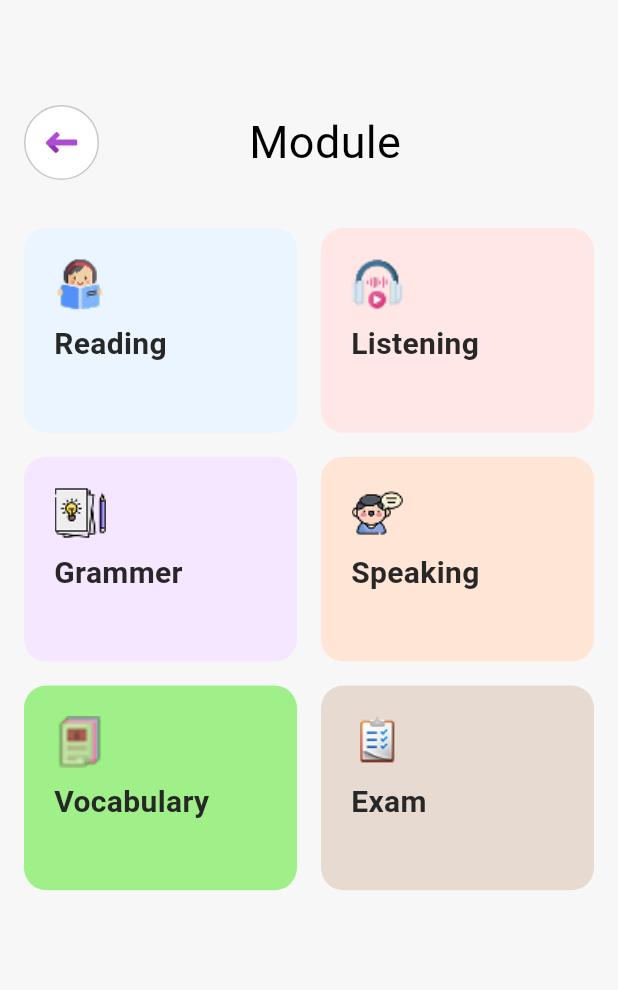
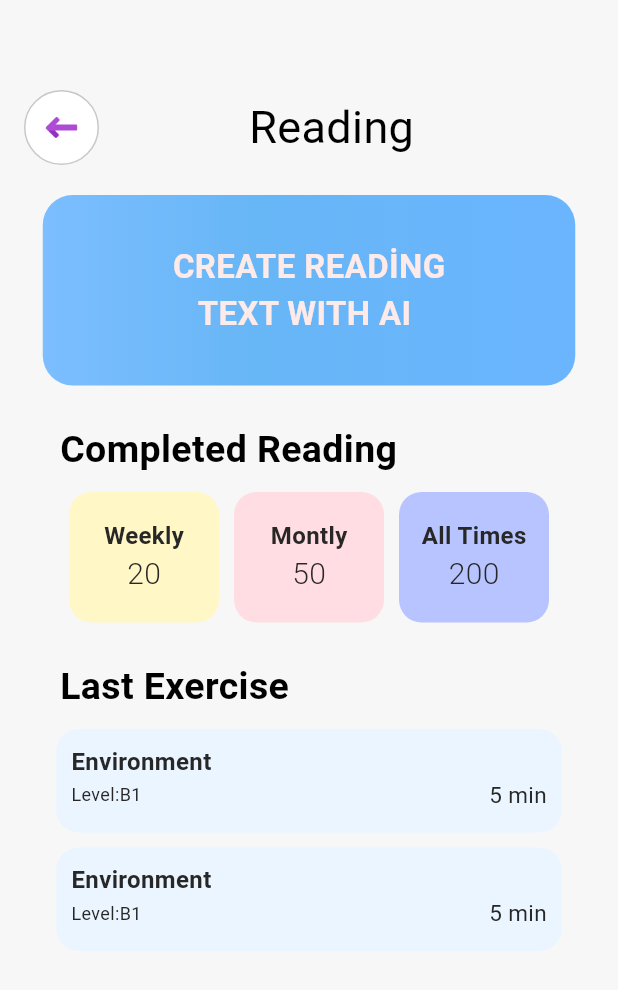
Before and after one commit to bbclubspace/cerebria, a Flutter app: the screen it shows after launch, on a phone screen of 412 x 824 dp. Shown: the top 990 px of the screen. Run offline on Flutter 3.47's test engine with Material 3 defaults, Android fonts, the phone set to English and light mode, and no system bars; our stand-ins replace flutter_svg.

Commit message:
created reading page UI and layout

```diff
--- a/lib/main.dart
+++ b/lib/main.dart
@@ -1,9 +1,9 @@
 import 'package:cerebria/pages/home/main_page.dart';
 import 'package:cerebria/pages/module/module_page.dart';
+import 'package:cerebria/pages/reading/reading_page.dart';
 import 'package:cerebria/routes/routes.dart';
 import 'package:cerebria/pages/auth/login_page.dart';
 import 'package:cerebria/pages/auth/sing_up_page.dart';
-
 import 'package:flutter/material.dart';
 
 
@@ -20,14 +20,17 @@ class MainApp extends StatelessWidget {
       // uygulama çalışında debug diye bir flag oluyor ekranda onu kapadım
       debugShowCheckedModeBanner: false,
       // başlangıç olarak logini belirledim routes sınıfı üzerinden
-      initialRoute: Routes.module_page,
+      initialRoute: Routes.reading_page,
       // uygulama içindeki tüm routelar burada belirtilecek ve yönetilecek
       routes: {
         // drawer ile homepage kontrolü için mainpage de birleştirdim
         Routes.home: (context) => const MainPage(),
         Routes.login: (context) => const LoginPage(),
         Routes.sing_up: (context) => const SignUpPage(),
-        Routes.module_page:(context) => const ModulePage()
+
+        Routes.module_page:(context) => const ModulePage(),
+        Routes.reading_page:(context) => const ReadingPage(),
+
       },
     );
   }
--- a/lib/pages/module/module_page.dart
+++ b/lib/pages/module/module_page.dart
@@ -1,8 +1,11 @@
 import 'package:cerebria/constants/module_item.dart';
 import 'package:cerebria/themes/app_colors.dart';
-import 'package:cerebria/widget/button/app_back_button.dart';
+
 import 'package:flutter/cupertino.dart';
 import 'package:flutter/material.dart';
+
+import '../../widget/button/app_back_button.dart';
+import '../../widget/page_top_item.dart';
 
 class ModulePage extends StatelessWidget {
   const ModulePage({Key? key}) : super(key: key);
@@ -17,6 +20,7 @@ class ModulePage extends StatelessWidget {
         mainAxisAlignment: MainAxisAlignment.start,
         children: [
           SizedBox(height: 70),
+
           Row(
             children: [
               const SizedBox(width: 16),
@@ -31,6 +35,12 @@ class ModulePage extends StatelessWidget {
           const SizedBox(height: 16),
 
           // module grid
+
+          // back button and page name
+          PageTopItem(colors: colors,pageName: "Module",),
+          const SizedBox(height: 16),
+       // module grid
+
           Expanded(
             child: GridView.builder(
               padding: const EdgeInsets.all(16),
--- /dev/null
+++ b/lib/pages/reading/reading_page.dart
@@ -0,0 +1,84 @@
+import 'package:cerebria/themes/app_colors.dart';
+import 'package:cerebria/widget/page_top_item.dart';
+import 'package:flutter/cupertino.dart';
+import 'package:flutter/material.dart';
+import '../../widget/module-item/completed_item.dart';
+import '../../widget/module-item/create_ai_content_container.dart';
+import '../../widget/module-item/last_excercise_item.dart';
+import '../../widget/module-item/title_text.dart';
+
+class ReadingPage extends StatelessWidget {
+  const ReadingPage({Key? key}) : super(key: key);
+
+  @override
+  Widget build(BuildContext context) {
+    final colors = AppColors(isDarkMode: false);
+    return Scaffold(
+      backgroundColor: colors.reading.pageBgColor,
+      body: Column(
+        children: [
+          const SizedBox(height: 60),
+          PageTopItem(colors: colors, pageName: "Reading"),
+          const SizedBox(height: 20),
+          CreateAiContentContainer(
+            // text içeriğini parametre olarak vermeyi deneyebilirsin diğer sayfalarda uğraşmamak için
+            color1: colors.reading.createContainerBgColor1,
+            color2: colors.reading.createContainerBgColor2,
+            color3: colors.reading.createContainerBgColor3,
+            textColor: colors.reading.createContainerTextColor,
+          ),
+          const SizedBox(height: 25),
+
+          //completed reading
+          TitleText(colors: colors, title: "Completed Reading"),
+          const SizedBox(height: 10),
+          Row(
+            mainAxisAlignment: MainAxisAlignment.center,
+            children: [
+              CompletedItem(
+                color: colors.reading.completedContainerBgColor1,
+                title: "Weekly",
+                value: "20",
+                textColor: colors.reading.itemTextColor,
+              ),
+              const SizedBox(width: 10),
+              CompletedItem(
+                color: colors.reading.completedContainerBgColor2,
+                title: "Montly",
+                value: "50",
+                textColor: colors.reading.itemTextColor,
+              ),
+              const SizedBox(width: 10),
+              CompletedItem(
+                color: colors.reading.completedContainerBgColor3,
+                title: "All Times",
+                value: "200",
+                textColor: colors.reading.itemTextColor,
+              ),
+            ],
+          ),
+          const SizedBox(height: 25),
+          // last excercise
+          TitleText(colors: colors, title: "Last Exercise"),
+          const SizedBox(height: 10),
+          // ileride burası listview builder(veri tabanından gelen veri sayısı belli olmayacağı için) ile olacak
+          // burada da text içeriklerini parametre olarak vermeyi ekleyip diğer sayfalarda kolaylık sağlayabilirsin
+          // ekleyebilirsen ekle olmazsa ben eklerim
+          LastExerciseItem(
+            containerBgColor: colors.reading.lastExerciseContainerColor,
+            textColor1: colors.reading.itemTextColor,
+            textColor2: colors.reading.itemLevelTextColor,
+            textColor3: colors.reading.itemDurationTextColor,
+          ),
+          const SizedBox(height: 10),
+          LastExerciseItem(
+            containerBgColor: colors.reading.lastExerciseContainerColor,
+            textColor1: colors.reading.itemTextColor,
+            textColor2: colors.reading.itemLevelTextColor,
+            textColor3: colors.reading.itemDurationTextColor,
+          ),
+        ],
+      ),
+    );
+  }
+}
--- a/lib/routes/routes.dart
+++ b/lib/routes/routes.dart
@@ -4,4 +4,5 @@ class Routes {
   static const String profile = '/profile';
   static const String sing_up = '/sing_up';
   static const String module_page = "/module_page";
+  static const String reading_page = "/reading_page";
 }
--- a/lib/themes/app_colors.dart
+++ b/lib/themes/app_colors.dart
@@ -1,3 +1,5 @@
+
+import 'package:cerebria/themes/reading/reading_colors.dart';
 import 'auth/auth_colors.dart';
 import 'drawer/drawer_colors.dart';
 import 'home/home_colors.dart';
@@ -8,10 +10,12 @@ class AppColors {
   final HomeColors home;
   final DrawerColors drawer;
   final ModuleColors module;
+  final ReadingColors reading;
 
   AppColors({required bool isDarkMode})
       : auth = AuthColors(isDarkMode: isDarkMode),
         home = HomeColors(isDarkMode: isDarkMode),
         drawer = DrawerColors(isDarkMode: isDarkMode),
-        module = ModuleColors(isDarkMode: isDarkMode);
+        module = ModuleColors(isDarkMode: isDarkMode),
+        reading = ReadingColors(isDarkMode: isDarkMode);
 }
--- /dev/null
+++ b/lib/themes/reading/reading_colors.dart
@@ -0,0 +1,26 @@
+import 'package:flutter/cupertino.dart';
+
+class ReadingColors {
+  final bool isDarkMode;
+
+  const ReadingColors({required this.isDarkMode});
+
+  Color get pageBgColor => isDarkMode ? const Color(0xFF121212) : const Color(0xFFF7F7F7);
+  Color get createContainerBgColor1 => isDarkMode ? const Color(0xFF333333) : const Color(0xFF7CBEFF);
+  Color get createContainerBgColor2 => isDarkMode ? const Color(0xFF333333) : const Color(0xFF67B6F6);
+  Color get createContainerBgColor3 => isDarkMode ? const Color(0xFF333333) : const Color(0xFF6AB5FE);
+  Color get createContainerTextColor => isDarkMode ? const Color(0xFF333333) : const Color(0xFFFDEAE9);
+  Color get completedContainerBgColor1 => isDarkMode ? const Color(0xFF333333) : const Color(0xFFFFF7C6);
+  Color get completedContainerBgColor2 => isDarkMode ? const Color(0xFF333333) : const Color(0xFFFFDDE2);
+  Color get completedContainerBgColor3 => isDarkMode ? const Color(0xFF333333) : const Color(0xFFB7C4FF);
+
+  Color get contentTitleTextColor => isDarkMode ? const Color(0xFF333333) : const Color(0xFF000000);
+  Color get itemTextColor => isDarkMode ? const Color(0xFF333333) : const Color(0xFF282727);
+  Color get itemLevelTextColor => isDarkMode ? const Color(0xFF333333) : const Color(0xFF282727);
+  Color get itemDurationTextColor => isDarkMode ? const Color(0xFF333333) : const Color(0xFF282727);
+
+  Color get lastExerciseContainerColor => isDarkMode ?  const Color(0xFF333333) : const Color(0xFFEAF5FF);
+
+
+
+}
--- /dev/null
+++ b/lib/widget/module-item/completed_item.dart
@@ -0,0 +1,49 @@
+import 'package:flutter/cupertino.dart';
+
+class CompletedItem extends StatelessWidget {
+  final Color color;
+  final String title;
+  final String value;
+  final Color textColor;
+
+  const CompletedItem({
+    Key? key,
+    required this.color,
+    required this.title,
+    required this.value,
+    required this.textColor,
+  }) : super(key: key);
+
+  @override
+  Widget build(BuildContext context) {
+    return Container(
+      width: 100,
+      height: 87,
+      decoration: BoxDecoration(
+        color: color,
+        borderRadius: BorderRadius.circular(15),
+      ),
+      child: Column(
+        mainAxisAlignment: MainAxisAlignment.center,
+        children: [
+          Text(
+            title,
+            style: TextStyle(
+              color: textColor,
+              fontSize: 16,
+              fontWeight: FontWeight.bold,
+            ),
+          ),
+          Text(
+            value,
+            style: TextStyle(
+              color: textColor,
+              fontSize: 20,
+              fontWeight: FontWeight.w300,
+            ),
+          ),
+        ],
+      ),
+    );
+  }
+}
--- /dev/null
+++ b/lib/widget/module-item/create_ai_content_container.dart
@@ -0,0 +1,40 @@
+import 'package:flutter/cupertino.dart';
+class CreateAiContentContainer extends StatelessWidget {
+  final Color color1;
+  final Color color2;
+  final Color color3;
+  final Color textColor;
+
+  const CreateAiContentContainer({Key? key, required this.color1, required this.color2, required this.color3, required this.textColor}) : super(key: key);
+
+  @override
+  Widget build(BuildContext context) {
+    return Container(
+      width: 355,
+      height: 127,
+      decoration: BoxDecoration(
+        borderRadius: BorderRadius.circular(20),
+        gradient: LinearGradient(
+          colors: [
+            color1,
+            color2,
+            color3,
+          ],
+          stops: [0.0, 0.40, 0.9],
+          begin: Alignment.centerLeft,
+          end: Alignment.centerRight,
+        ),
+      ),
+      child: Center(
+        child: Text(
+          "CREATE READİNG\n   TEXT WITH AI",
+          style: TextStyle(
+            color: textColor,
+            fontSize: 22,
+            fontWeight: FontWeight.bold,
+          ),
+        ),
+      ),
+    );
+  }
+}
--- /dev/null
+++ b/lib/widget/module-item/last_excercise_item.dart
@@ -0,0 +1,59 @@
+import 'package:flutter/cupertino.dart';
+
+
+class LastExerciseItem extends StatelessWidget {
+  final Color containerBgColor;
+  final Color textColor1;
+  final Color textColor2;
+  final Color textColor3;
+  const LastExerciseItem({Key? key,required this.containerBgColor,required this.textColor1,required this.textColor2, required this.textColor3}) : super(key: key);
+
+  @override
+  Widget build(BuildContext context) {
+    return Container(
+      width: 337,
+      height: 69,
+      decoration: BoxDecoration(
+        color: containerBgColor,
+        borderRadius: BorderRadius.circular(15),
+      ),
+      child: Padding(
+        padding: const EdgeInsets.all(10.0),
+        child: Column(
+          crossAxisAlignment: CrossAxisAlignment.start,
+          children: [
+            Text(
+              "Environment",
+              style: TextStyle(
+                color: textColor1,
+                fontSize: 16,
+                fontWeight: FontWeight.bold,
+              ),
+            ),
+            Row(
+              mainAxisAlignment: MainAxisAlignment.spaceBetween,
+              children: [
+                Text(
+                  "Level:B1",
+                  style: TextStyle(
+                    color: textColor2,
+                    fontSize: 12,
+                    fontWeight: FontWeight.w400,
+                  ),
+                ),
+                Text(
+                  "5 min",
+                  style: TextStyle(
+                    color: textColor3,
+                    fontSize: 15,
+                    fontWeight: FontWeight.w400,
+                  ),
+                ),
+              ],
+            ),
+          ],
+        ),
+      ),
+    );
+  }
+}
--- /dev/null
+++ b/lib/widget/module-item/title_text.dart
@@ -0,0 +1,28 @@
+import 'package:flutter/cupertino.dart';
+
+import '../../themes/app_colors.dart';
+
+class TitleText extends StatelessWidget {
+  final AppColors colors;
+  final String title;
+
+  const TitleText({Key? key, required this.colors, required this.title}) : super(key: key);
+
+  @override
+  Widget build(BuildContext context) {
+    return Padding(
+      padding: const EdgeInsets.only(left: 40),
+      child: Align(
+        alignment: Alignment.centerLeft,
+        child: Text(
+          title,
+          style: TextStyle(
+            color: colors.reading.contentTitleTextColor,
+            fontWeight: FontWeight.bold,
+            fontSize: 25,
+          ),
+        ),
+      ),
+    );
+  }
+}
--- /dev/null
+++ b/lib/widget/page_top_item.dart
@@ -0,0 +1,30 @@
+import 'package:flutter/cupertino.dart';
+
+import '../themes/app_colors.dart';
+import 'button/app_back_button.dart';
+
+class PageTopItem extends StatelessWidget {
+  const PageTopItem({
+    super.key,
+    required this.colors,
+    required this.pageName
+  });
+
+  final AppColors colors;
+  final String pageName;
+
+  @override
+  Widget build(BuildContext context) {
+    return Row(
+      children: [
+        const SizedBox(width: 16),
+        AppBackButton(iconPath: "assets/auth-icon/back.png", colors: colors),
+        const SizedBox(width: 100),
+         Text(
+          pageName,
+          style: TextStyle(fontSize: 30, fontWeight: FontWeight.w400,color: colors.module.titleTextColor),
+        ),
+      ],
+    );
+  }
+}
```
